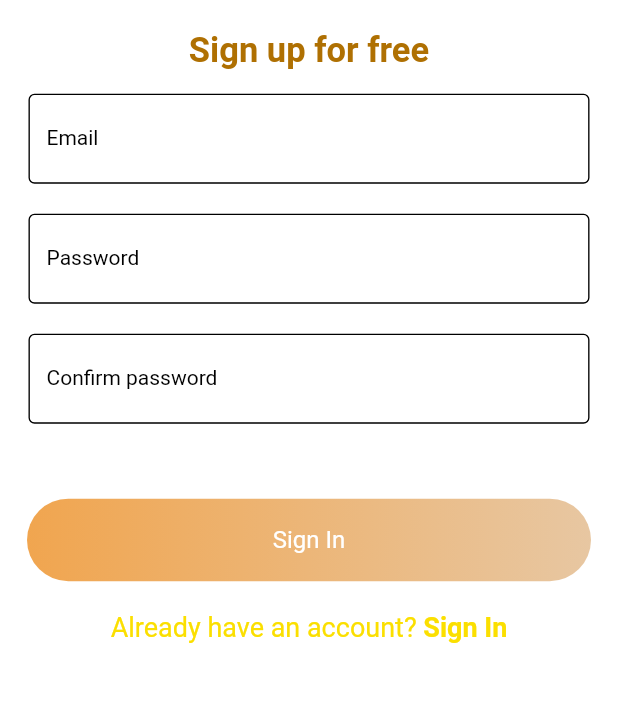
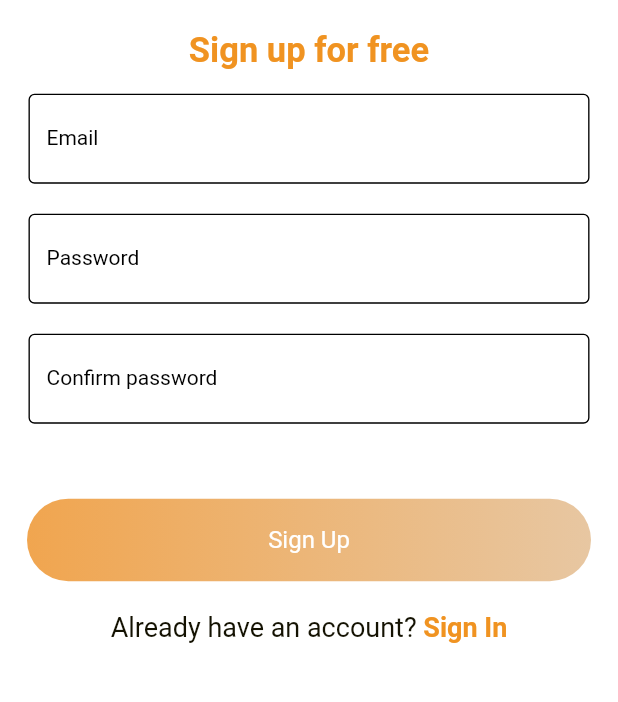
Before and after one commit to Shukurullo8866/shop_firbase_app, a Flutter app: the SignUpPage screen opened directly with empty values, on a phone screen of 412 x 824 dp, the part 459-1161 px from its top. Run offline on Flutter 3.47's test engine with Material 2 defaults, Android fonts, the phone set to English and light mode, and no system bars; drawn by our look-alikes of zoom_tap_animation; our stand-ins replace cached_network_image, carousel_slider, cloud_firestore, curved_navigation_bar, easy_localization, email_validator and 10 more; accounts and stored records are empty; Roboto replaces fonts that are missing (SFUIDisplay).

Commit message:
Merge remote-tracking branch 'origin/main'
#	lib/ui/on_boarding/widget/on_boarding_widget.dart
# Conflicts:
#	lib/ui/on_boarding/on_boarding_screen.dart

```diff
--- a/lib/main.dart
+++ b/lib/main.dart
@@ -4,7 +4,6 @@ import 'package:flutter/material.dart';
 import 'package:flutter_screenutil/flutter_screenutil.dart';
 import 'package:provider/provider.dart';
 import 'package:shop_firbase_app/ui/auth/widgets/repositories/product_repocitory.dart';
-import 'package:shop_firbase_app/ui/auth/auth_page.dart';
 import 'package:shop_firbase_app/ui/on_boarding/on_boarding_screen.dart';
 import 'package:shop_firbase_app/ui/splash/splashPage.dart';
 import 'package:shop_firbase_app/view_model/auth_view_model.dart';
@@ -18,7 +17,6 @@ import 'data/repositories/orders_repository.dart';
 import 'data/repositories/profile_repository.dart';
 import 'ui/auth/widgets/repositories/categories_repository.dart';
 import 'package:cloud_firestore/cloud_firestore.dart';
-//import 'package:flutter_acrylic/flutter_acrylic.dart';
 
 void main() async {
   WidgetsFlutterBinding.ensureInitialized();
--- a/lib/ui/auth/sign_up_page.dart
+++ b/lib/ui/auth/sign_up_page.dart
@@ -62,7 +62,7 @@ class _SignUpPageState extends State<SignUpPage> {
                 style: TextStyle(
                     fontWeight: FontWeight.w600,
                     fontSize: 23,
-                    color: Color.fromARGB(255, 175, 112, 2)),
+                    color: Color.fromARGB(255, 240, 147, 33)),
               ),
               SizedBox(height: 15.h),
               Padding(
@@ -76,7 +76,7 @@ class _SignUpPageState extends State<SignUpPage> {
                           ? "Enter a valid email"
                           : null,
                   style: MyTextStyle.sfProRegular.copyWith(
-                    color: MyColors.white,
+                    color: MyColors.black,
                     fontSize: 17,
                   ),
                   decoration: getInputDecoration(label: "Email"),
@@ -95,7 +95,7 @@ class _SignUpPageState extends State<SignUpPage> {
                           ? "Enter at least 6 charcter !"
                           : null,
                   style: MyTextStyle.sfProRegular.copyWith(
-                    color: MyColors.white,
+                    color: MyColors.black,
                     fontSize: 17,
                   ),
                   decoration: getInputDecoration(label: "Password"),
@@ -114,7 +114,7 @@ class _SignUpPageState extends State<SignUpPage> {
                           ? "Enter at least 6 charcter !"
                           : null,
                   style: MyTextStyle.sfProRegular.copyWith(
-                    color: MyColors.white,
+                    color: MyColors.black,
                     fontSize: 17,
                   ),
                   decoration: getInputDecoration(label: "Confirm password"),
--- a/lib/ui/auth/widgets/my_rich_text.dart
+++ b/lib/ui/auth/widgets/my_rich_text.dart
@@ -13,14 +13,14 @@ class MyRichText extends StatelessWidget {
     return RichText(
       text: TextSpan(
           style: MyTextStyle.sfProRegular
-              .copyWith(color: const Color(0xFFFBDF00), fontSize: 18),
+              .copyWith(color: const Color.fromARGB(255, 20, 18, 2), fontSize: 18),
           text: "Already have an account? ",
           children: [
             TextSpan(
               recognizer: TapGestureRecognizer()..onTap = onTap,
               text: "Sign In",
               style: MyTextStyle.sfProBold.copyWith(
-                color: const Color(0xFFFBDF00),
+                color: const Color.fromARGB(255, 240, 147, 33),
                 fontSize: 18,
               ),
             )
--- a/lib/ui/auth/widgets/signIn_button.dart
+++ b/lib/ui/auth/widgets/signIn_button.dart
@@ -25,10 +25,10 @@ class SingnInButton extends StatelessWidget {
           borderRadius:
               BorderRadius.circular(MediaQuery.of(context).size.height * 0.2),
         ),
-        child: const Center(
+        child:  Center(
           child: Text(
-            "Sign In",
-            style: TextStyle(color: Colors.white, fontSize: 16),
+            text,
+            style: const TextStyle(color: Colors.white, fontSize: 16),
           ),
         ),
       ),
--- a/lib/ui/on_boarding/on_boarding_screen.dart
+++ b/lib/ui/on_boarding/on_boarding_screen.dart
@@ -1,6 +1,7 @@
 import 'package:flutter/material.dart';
 import 'package:flutter/services.dart';
 import 'package:flutter_screenutil/flutter_screenutil.dart';
+import 'package:shop_firbase_app/ui/auth/auth_page.dart';
 import 'package:shop_firbase_app/utils/app_image.dart';
 import '../../utils/const.dart';
 import '../auth/login_page.dart';
@@ -140,9 +141,7 @@ class _OnBoardingScreenState extends State<OnBoardingScreen> {
                   Navigator.push(
                       context,
                       MaterialPageRoute(
-                          builder: (_) => isLogged
-                              ? LoginPage(onClickSignUp: switchAuthPages)
-                              : SignUpPage(onClickedSignIn: switchAuthPages)));
+                          builder: (_) => const AuthPage()));
                 }
                 _pageController.nextPage(
                     duration: const Duration(seconds: 1), curve: Curves.ease);
--- a/pubspec.yaml
+++ b/pubspec.yaml
@@ -35,6 +35,7 @@ dependencies:
   photo_view: ^0.14.0
   telephony: ^0.2.0
   url_launcher: ^6.1.11
+  curved_navigation_bar: ^1.0.3
 
   #Firebase
   firebase_core: ^2.14.0
```
Also changed, not shown: lib/ui/tab_box/profile/profile_page.dart (+12 -10 lines), lib/ui/tab_box/tab_box.dart (+50 -23 lines), lib/utils/my_utils.dart (+8 -6 lines), pubspec.lock.
